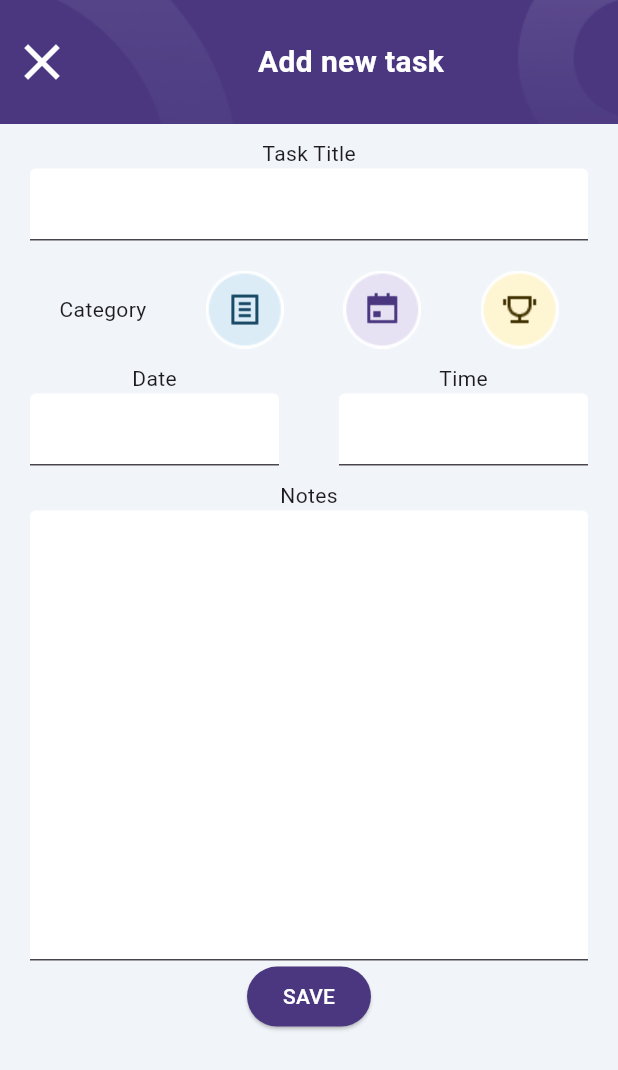
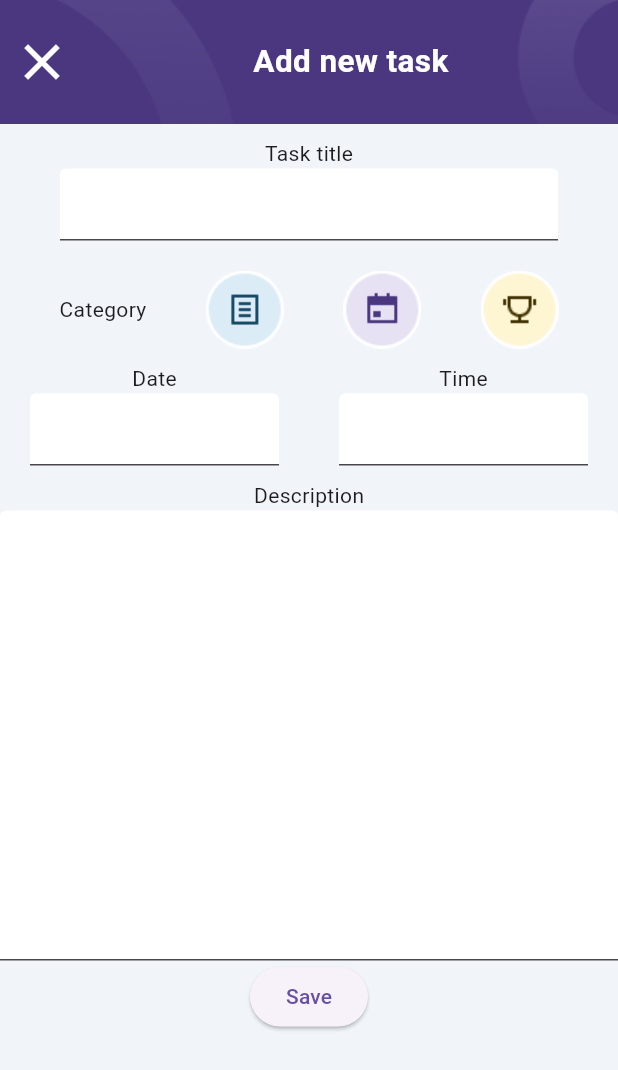
Before and after one commit to beguti/todo_app, a Flutter app: the screen it shows after launch, after a tap on "Add New Task", on a phone screen of 412 x 824 dp. Shown: the top 1070 px of the screen. Run offline on Flutter 3.47's test engine with Material 3 defaults, Android fonts, the phone set to English and light mode, and no system bars; our stand-ins replace hexcolor.

Commit message:
"Refactored AddNewTaskScreen to StatefulWidget, added Task model and TaskType enum, updated HomeScreen to use Task model, and modified TodoItem to display task details and completion status."

```diff
--- /dev/null
+++ b/lib/constants/tasktype.dart
@@ -0,0 +1 @@
+enum TaskType { note, calendar, contest }
--- /dev/null
+++ b/lib/model/task.dart
@@ -0,0 +1,14 @@
+import 'package:todo_app/constants/tasktype.dart';
+
+class Task {
+  Task({
+    required this.type,
+    required this.title,
+    required this.description,
+    required this.isCompleted,
+  });
+  final TaskType type;
+  final String title;
+  final String description;
+  bool isCompleted;
+}
--- a/lib/screens/add_new_task.dart
+++ b/lib/screens/add_new_task.dart
@@ -1,14 +1,30 @@
 import 'package:flutter/material.dart';
 import 'package:hexcolor/hexcolor.dart';
 import 'package:todo_app/constants/color.dart';
+import 'package:todo_app/constants/tasktype.dart';
+import 'package:todo_app/model/task.dart';
 
-class AddNewTaskScreen extends StatelessWidget {
-  const AddNewTaskScreen({super.key});
+class AddNewTaskScreen extends StatefulWidget {
+  const AddNewTaskScreen({super.key, required this.addNewTask});
+  final void Function(Task newTask) addNewTask;
+  //Passing function as parameter
+
+  @override
+  State<AddNewTaskScreen> createState() => _AddNewTaskScreenState();
+}
+
+class _AddNewTaskScreenState extends State<AddNewTaskScreen> {
+  TextEditingController titleController = TextEditingController();
+  TextEditingController dateController = TextEditingController();
+  TextEditingController timeController = TextEditingController();
+  TextEditingController descriptionController = TextEditingController();
+
+  TaskType taskType = TaskType.note;
 
   @override
   Widget build(BuildContext context) {
+    double deviceHeight = MediaQuery.of(context).size.height;
     double deviceWidth = MediaQuery.of(context).size.width;
-    double deviceHeight = MediaQuery.of(context).size.height;
     return SafeArea(
       child: Scaffold(
         backgroundColor: HexColor(backgroundColor),
@@ -18,13 +34,12 @@ class AddNewTaskScreen extends StatelessWidget {
               Container(
                 width: deviceWidth,
                 height: deviceHeight / 10,
-                decoration: BoxDecoration(
-                  color: HexColor(purbleColor),
-                  image: const DecorationImage(
-                    image:
-                        AssetImage("lib/assets/images/add_new_task_header.png"),
-                    fit: BoxFit.cover,
-                  ),
+                decoration: const BoxDecoration(
+                  color: Colors.purple,
+                  image: DecorationImage(
+                      image: AssetImage(
+                          "lib/assets/images/add_new_task_header.png"),
+                      fit: BoxFit.cover),
                 ),
                 child: Row(
                   children: [
@@ -41,78 +56,144 @@ class AddNewTaskScreen extends StatelessWidget {
                     const Expanded(
                       child: Text(
                         "Add new task",
-                      textAlign: TextAlign.center,
                         style: TextStyle(
                             color: Colors.white,
-                        fontSize: 20,
                             fontWeight: FontWeight.bold,
+                            fontSize: 21),
+                        textAlign: TextAlign.center,
                       ),
-                    )),
+                    )
                   ],
                 ),
               ),
               const Padding(
-                padding: EdgeInsets.only(top: 10.0),
-                child: Text("Task Title"),
-              ),
-              const Padding(
-                padding: EdgeInsets.symmetric(
-                  horizontal: 20,
-                ),
+                  padding: EdgeInsets.only(top: 10), child: Text("Task title")),
+              Padding(
+                padding: const EdgeInsets.symmetric(horizontal: 40),
                 child: TextField(
-                  decoration: InputDecoration(
+                  controller: titleController,
+                  decoration: const InputDecoration(
                     filled: true,
                     fillColor: Colors.white,
                   ),
                 ),
               ),
-              const Padding(
-                padding: EdgeInsets.only(top: 20.0),
+              Padding(
+                padding: const EdgeInsets.only(top: 20),
                 child: Row(
                   mainAxisAlignment: MainAxisAlignment.spaceEvenly,
                   children: [
-                    Text("Category"),
-                    IconsShow(addressImage: "lib/assets/images/category_1.png"),
-                    IconsShow(addressImage: "lib/assets/images/category_2.png"),
-                    IconsShow(addressImage: "lib/assets/images/category_3.png"),
+                    const Text("Category"),
+                    GestureDetector(
+                      onTap: () {
+                        ScaffoldMessenger.of(context).showSnackBar(
+                          const SnackBar(
+                            duration: Duration(milliseconds: 300),
+                            content: Text("Category selected"),
+                          ),
+                        );
+                        setState(() {
+                          taskType = TaskType.note;
+                        });
+                      },
+                      child: Image.asset("lib/assets/images/category_1.png"),
+                    ),
+                    GestureDetector(
+                      onTap: () {
+                        ScaffoldMessenger.of(context).showSnackBar(
+                          const SnackBar(
+                            duration: Duration(milliseconds: 300),
+                            content: Text("Category selected"),
+                          ),
+                        );
+                        setState(() {
+                          taskType = TaskType.calendar;
+                        });
+                      },
+                      child: Image.asset("lib/assets/images/category_2.png"),
+                    ),
+                    GestureDetector(
+                      onTap: () {
+                        ScaffoldMessenger.of(context).showSnackBar(
+                          const SnackBar(
+                            duration: Duration(milliseconds: 300),
+                            content: Text("Category selected"),
+                          ),
+                        );
+                        setState(() {
+                          taskType = TaskType.contest;
+                        });
+                      },
+                      child: Image.asset("lib/assets/images/category_3.png"),
+                    )
+                  ],
+                ),
+              ),
+              Padding(
+                padding: const EdgeInsets.only(top: 10),
+                child: Row(
+                  children: [
+                    Expanded(
+                      child: Column(
+                        children: [
+                          const Text("Date"),
+                          Padding(
+                            padding: const EdgeInsets.symmetric(horizontal: 20),
+                            child: TextField(
+                              controller: dateController,
+                              decoration: const InputDecoration(
+                                filled: true,
+                                fillColor: Colors.white,
+                              ),
+                            ),
+                          )
+                        ],
+                      ),
+                    ),
+                    Expanded(
+                      child: Column(
+                        children: [
+                          const Text("Time"),
+                          Padding(
+                            padding: const EdgeInsets.symmetric(horizontal: 20),
+                            child: TextField(
+                              controller: timeController,
+                              decoration: const InputDecoration(
+                                  filled: true, fillColor: Colors.white),
+                            ),
+                          )
+                        ],
+                      ),
+                    ),
                   ],
                 ),
               ),
               const Padding(
-                padding: EdgeInsets.only(top: 10.0),
-                child: Row(
-                  children: [
-                    DateTimeSpace(title: "Date"),
-                    DateTimeSpace(title: "Time"),
-                  ],
+                padding: EdgeInsets.only(top: 10),
+                child: Text("Description"),
               ),
-              ),
-              const Padding(
-                padding: EdgeInsets.only(top: 10.0),
-                child: Text("Notes"),
-              ),
-              const Padding(
-                padding: EdgeInsets.symmetric(
-                  horizontal: 20,
-                ),
-                child: SizedBox(
+              SizedBox(
                 height: 300,
                 child: TextField(
+                  controller: descriptionController,
                   expands: true,
                   maxLines: null,
-                    decoration: InputDecoration(
+                  decoration: const InputDecoration(
                       filled: true, fillColor: Colors.white, isDense: true),
                 ),
               ),
-              ),
               ElevatedButton(
-                style: ElevatedButton.styleFrom(
-                  backgroundColor: HexColor(purbleColor),
-                  foregroundColor: Colors.white,
-                ),
-                onPressed: () {},
-                child: const Text("SAVE"),
-              ),
+                  onPressed: () {
+                    Task newtask = Task(
+                      type: taskType,
+                      title: titleController.text,
+                      description: descriptionController.text,
+                      isCompleted: false,
+                    );
+                    widget.addNewTask(newtask);
+                    Navigator.pop(context);
+                  },
+                  child: const Text("Save"))
             ],
           ),
         ),
@@ -120,52 +201,3 @@ class AddNewTaskScreen extends StatelessWidget {
     );
   }
 }
-
-//DATE ve TIME YAZILARI KUTUSU
-class DateTimeSpace extends StatelessWidget {
-  final String title;
-
-  const DateTimeSpace({super.key, required this.title});
-
-  @override
-  Widget build(BuildContext context) {
-    return Expanded(
-      child: Column(
-        children: [
-          // 'text' değişkeni tanımlanmamıştı, 'title' kullanmanız gerekiyor
-          Text(title),
-          const Padding(
-            padding: EdgeInsets.symmetric(horizontal: 20), // 'const' ekledim
-            child: TextField(
-              decoration: InputDecoration(
-                filled: true,
-                fillColor: Colors.white,
-              ),
-            ),
-          ),
-        ],
-      ),
-    );
-  }
-}
-
-//ICON GOSTERME KISMI
-class IconsShow extends StatelessWidget {
-  final String addressImage;
-  const IconsShow({super.key, required this.addressImage});
-
-  @override
-  Widget build(BuildContext context) {
-    return GestureDetector(
-      onTap: () {
-        ScaffoldMessenger.of(context).showSnackBar(
-          const SnackBar(
-            duration: Duration(microseconds: 300),
-            content: Text("Category selected"),
-          ),
-        );
-      },
-      child: Image.asset(addressImage),
-    );
-  }
-}
--- a/lib/screens/home.dart
+++ b/lib/screens/home.dart
@@ -1,6 +1,8 @@
 import 'package:flutter/material.dart';
 import 'package:hexcolor/hexcolor.dart';
 import 'package:todo_app/constants/color.dart';
+import 'package:todo_app/constants/tasktype.dart';
+import 'package:todo_app/model/task.dart';
 import 'package:todo_app/screens/add_new_task.dart';
 import 'package:todo_app/todoItem.dart';
 
@@ -12,8 +14,50 @@ class HomeScreen extends StatefulWidget {
 }
 
 class _HomeScreenState extends State<HomeScreen> {
-  List<String> todo = ["Study Lessons", "Run 5K", "Go to party"];
-  List<String> completed = ["Game meetup", "Take out trash"];
+  List<Task> todo = [
+    Task(
+      type: TaskType.calendar,
+      title: "Study Lessons",
+      description: "Study COMP-117 lessons",
+      isCompleted: false,
+    ),
+    Task(
+      type: TaskType.note,
+      title: "Run 5K",
+      description: "Run 5K for today",
+      isCompleted: false,
+    ),
+    Task(
+      type: TaskType.contest,
+      title: "Go to party",
+      description: "Attend to the party",
+      isCompleted: false,
+    ),
+  ];
+
+  void addNewTask(Task newTask) {
+    setState(() {
+      todo.add(newTask);
+    });
+  }
+
+  //List<String> completed = ["Game meetup", "Take out trash"];
+
+  List<Task> completed = [
+    Task(
+      type: TaskType.calendar,
+      title: "Game meetup",
+      description: "Game meetup at COMP-117 lessons",
+      isCompleted: false,
+    ),
+    Task(
+      type: TaskType.note,
+      title: "Take out trash",
+      description: "Take out trash for today",
+      isCompleted: false,
+    ),
+  ];
+
   @override
   Widget build(BuildContext context) {
     double deviceWidth = MediaQuery.of(context).size.width;
@@ -74,7 +118,7 @@ class _HomeScreenState extends State<HomeScreen> {
                       itemCount: todo.length,
                       itemBuilder: (context, index) {
                         return TodoItem(
-                          title: todo[index],
+                          task: todo[index],
                         );
                       },
                     ),
@@ -106,7 +150,7 @@ class _HomeScreenState extends State<HomeScreen> {
                       itemCount: completed.length,
                       itemBuilder: (context, index) {
                         return TodoItem(
-                          title: completed[index],
+                          task: completed[index],
                         );
                       },
                     ),
@@ -118,13 +162,15 @@ class _HomeScreenState extends State<HomeScreen> {
                   backgroundColor: HexColor(purbleColor),
                   foregroundColor: Colors.white,
                   //shape: const RoundedRectangleBorder(
-                    //borderRadius:
-                       // BorderRadius.zero, // Köşeleri yuvarlak olmaktan çıkarır
-                 // ),
+                  //borderRadius:
+                  // BorderRadius.zero, // Köşeleri yuvarlak olmaktan çıkarır
+                  // ),
                 ),
                 onPressed: () {
                   Navigator.of(context).push(MaterialPageRoute(
-                    builder: (context) => const AddNewTaskScreen(),
+                    builder: (context) => AddNewTaskScreen(
+                      addNewTask: (newTask) => addNewTask(newTask),
+                    ),
                   ));
                 },
                 child: const Text("Add New Task"),
--- a/lib/todoItem.dart
+++ b/lib/todoItem.dart
@@ -1,10 +1,12 @@
 // ignore_for_file: file_names
 
 import 'package:flutter/material.dart';
+import 'package:todo_app/constants/tasktype.dart';
+import 'package:todo_app/model/task.dart';
 
 class TodoItem extends StatefulWidget {
-  const TodoItem({super.key, required this.title});
-  final String title;
+  const TodoItem({super.key, required this.task});
+  final Task task;
 
   @override
   State<TodoItem> createState() => _TodoItemState();
@@ -15,6 +17,7 @@ class _TodoItemState extends State<TodoItem> {
   @override
   Widget build(BuildContext context) {
     return Card(
+      color: widget.task.isCompleted ? Colors.grey.shade300 : Colors.white,
       //Karta border radius verme
       shape: RoundedRectangleBorder(borderRadius: BorderRadius.circular(20)),
       //---
@@ -23,21 +26,45 @@ class _TodoItemState extends State<TodoItem> {
         child: Row(
           mainAxisAlignment: MainAxisAlignment.spaceEvenly,
           children: [
-            const Icon(
+            widget.task.type == TaskType.note
+                ? Image.asset("lib/assets/images/category_1.png")
+                : widget.task.type == TaskType.calendar
+                    ? Image.asset("lib/assets/images/category_2.png")
+                    : Image.asset("lib/assets/images/category_3.png"),
+            /*const Icon(
               Icons.notes_outlined,
               size: 50,
-            ),
-            Text(
-              widget.title,
-              style: const TextStyle(
-                fontWeight: FontWeight.bold,
-                fontSize: 21,
+            ),*/
+            Expanded(
+              child: Column(
+                children: [
+                  Text(
+                    widget.task.title,
+                    style: TextStyle(
+                      decoration: widget.task.isCompleted
+                          ? TextDecoration.lineThrough
+                          : TextDecoration.none,
+                      fontWeight: FontWeight.bold,
+                      fontSize: 20,
+                    ),
+                  ),
+                  Text(
+                    widget.task.description,
+                    style: TextStyle(
+                      decoration: widget.task.isCompleted
+                          ? TextDecoration.lineThrough
+                          : TextDecoration.none,
+                      fontSize: 12,
+                    ),
+                  )
+                ],
               ),
             ),
             Checkbox(
                 value: isChecked,
                 onChanged: (val) => {
                       setState(() {
+                        widget.task.isCompleted = !widget.task.isCompleted;
                         isChecked = val!;
                       })
                     }),
```
Lines whose indentation alone changed are shown as unchanged.
